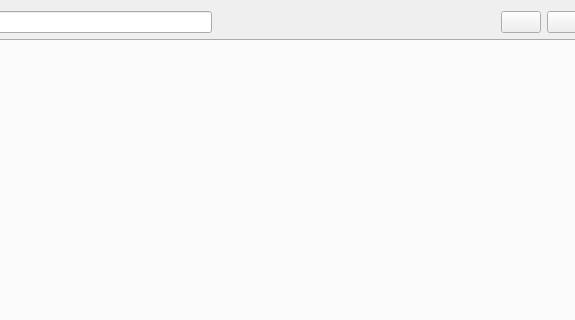
Qt form core/ui/toolbars/plan/netscenario.ui (Giswater/giswater_qgis_plugin) before a commit; both pictures show x 83 to 658 and y 0 to 320 of the 773 by 525 pixel window.
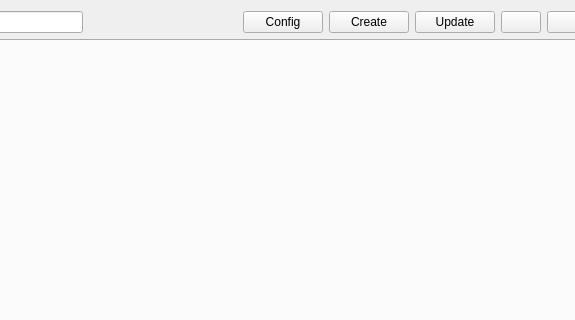
The same form after that commit.

Commit message: Enhancement: new buttons for netscenario dlg + bug fixes

Diff of the .ui file:
```diff
--- a/core/ui/toolbars/plan/netscenario.ui
+++ b/core/ui/toolbars/plan/netscenario.ui
@@ -49,6 +49,27 @@
        </property>
       </spacer>
      </item>
+     <item>
+      <widget class="QPushButton" name="btn_config">
+       <property name="text">
+        <string>Config</string>
+       </property>
+      </widget>
+     </item>
+     <item>
+      <widget class="QPushButton" name="btn_create">
+       <property name="text">
+        <string>Create</string>
+       </property>
+      </widget>
+     </item>
+     <item>
+      <widget class="QPushButton" name="btn_update">
+       <property name="text">
+        <string>Update</string>
+       </property>
+      </widget>
+     </item>
      <item>
       <widget class="QPushButton" name="btn_toc">
        <property name="text">
```
The commit also changes 2 other files.
